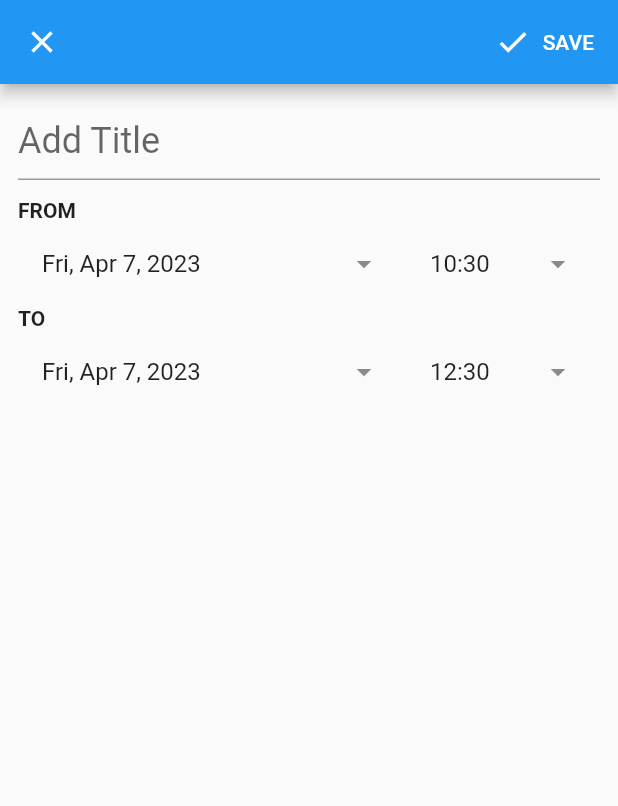
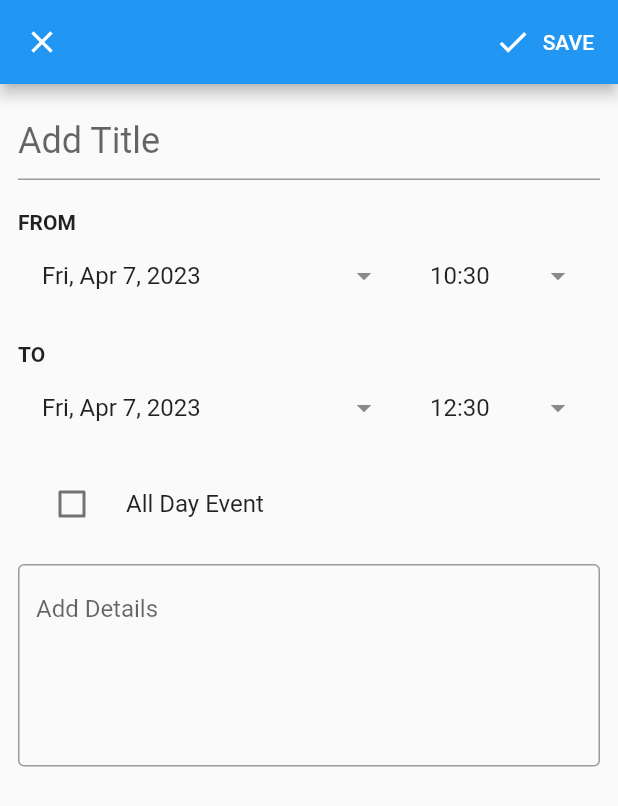
Before and after one commit to esundbla/UniTrail, a Flutter app: the EventEditingPage screen opened directly, on a phone screen of 412 x 824 dp. Shown: the top 806 px of the screen. Run offline on Flutter 3.47's test engine with Material 2 defaults, Android fonts, the phone set to English and light mode, and no system bars; our stand-ins replace cloud_firestore, device_preview, email_validator, firebase_auth, firebase_core, google_maps_flutter and 4 more; missing offline and left inert: expandable_bottom_bar, flutter_polyline_points, flutter_unity_widget, icalendar_parser, requests, search_choices; accounts and stored records are empty; project files that could hold a hidden picture were left out.

Commit message:
Polished text fields and calendar

```diff
--- a/unitrail/lib/views/Components/event_editing.dart
+++ b/unitrail/lib/views/Components/event_editing.dart
@@ -1,8 +1,8 @@
 import 'package:flutter/material.dart';
-import 'package:intl/intl.dart';
 import 'package:provider/provider.dart';
 import 'package:unitrail/views/Components/event.dart';
 import 'package:unitrail/views/Provider/event_provider.dart';
+import 'package:unitrail/views/Widgets/utils_calendar.dart';
 
 class EventEditingPage extends StatefulWidget {
   final Event? event;
@@ -19,8 +19,10 @@ class EventEditingPage extends StatefulWidget {
 class _EventEditingPageState extends State<EventEditingPage> {
   final _formKey = GlobalKey<FormState>();
   final titleController = TextEditingController();
+  final descriptionController = TextEditingController();
   late DateTime fromDate;
   late DateTime toDate;
+  bool isAllDay = false;
 
   @override
   void initState() {
@@ -29,12 +31,21 @@ class _EventEditingPageState extends State<EventEditingPage> {
     if (widget.event == null) {
       fromDate = DateTime.now();
       toDate = DateTime.now().add(Duration(hours: 2));
+    } else {
+      final event = widget.event!;
+
+      titleController.text = event.title;
+      descriptionController.text = event.description;
+      fromDate = event.from;
+      toDate = event.to;
+      isAllDay = event.isAllDay;
     }
   }
 
   @override
   void dispose() {
     titleController.dispose();
+    descriptionController.dispose();
 
     super.dispose();
   }
@@ -55,6 +66,8 @@ class _EventEditingPageState extends State<EventEditingPage> {
                 buildTitle(),
                 SizedBox(height: 12),
                 buildDateTimePickers(),
+                SizedBox(height: 12),
+                buildDescription(),
               ],
             ),
           ),
@@ -64,10 +77,10 @@ class _EventEditingPageState extends State<EventEditingPage> {
   List<Widget> buildEditingActions() => [
         ElevatedButton.icon(
           style: ElevatedButton.styleFrom(
-            backgroundColor: Colors.transparent,
+            primary: Colors.transparent,
             shadowColor: Colors.transparent,
           ),
-          onPressed: saveFrom,
+          onPressed: saveForm,
           icon: Icon(Icons.done),
           label: Text('SAVE'),
         ),
@@ -79,16 +92,34 @@ class _EventEditingPageState extends State<EventEditingPage> {
           border: UnderlineInputBorder(),
           hintText: 'Add Title',
         ),
-        onFieldSubmitted: (_) => saveFrom(),
+        onFieldSubmitted: (_) => saveForm(),
         validator: (title) =>
             title != null && title.isEmpty ? 'Title cannot be empty' : null,
         controller: titleController,
       );
 
+  Widget buildDescription() => TextFormField(
+        decoration: InputDecoration(
+          border: OutlineInputBorder(),
+          hintText: 'Add Details',
+        ),
+        textInputAction: TextInputAction.newline,
+        maxLines: 5,
+        onFieldSubmitted: (_) => saveForm(),
+        controller: descriptionController,
+      );
+
   Widget buildDateTimePickers() => Column(
         children: [
           buildFrom(),
-          buildTo(),
+          if (!isAllDay) buildTo(),
+          CheckboxListTile(
+            controlAffinity: ListTileControlAffinity.leading,
+            title: Text('All Day Event'),
+            value: isAllDay,
+            activeColor: Theme.of(context).primaryColor,
+            onChanged: (value) => setState(() => isAllDay = value!),
+          )
         ],
       );
 
@@ -99,15 +130,17 @@ class _EventEditingPageState extends State<EventEditingPage> {
             Expanded(
               flex: 2,
               child: buildDropdownField(
-                text: DateFormat.yMMMEd().format(fromDate),
+                text: UtilsCalendar.toDate(fromDate),
                 onClicked: () => pickFromDateTime(pickDate: true),
               ),
             ),
+            if (!isAllDay)
               Expanded(
                 child: buildDropdownField(
-              text: DateFormat.Hm().format(fromDate),
+                  text: UtilsCalendar.toTime(fromDate),
                   onClicked: () => pickFromDateTime(pickDate: false),
-            )),
+                ),
+              ),
           ],
         ),
       );
@@ -119,17 +152,43 @@ class _EventEditingPageState extends State<EventEditingPage> {
             Expanded(
               flex: 2,
               child: buildDropdownField(
-                text: DateFormat.yMMMEd().format(toDate),
+                text: UtilsCalendar.toDate(toDate),
                 onClicked: () => pickToDateTime(pickDate: true),
               ),
             ),
             Expanded(
               child: buildDropdownField(
-              text: DateFormat.Hm().format(toDate),
+                text: UtilsCalendar.toTime(toDate),
                 onClicked: () => pickToDateTime(pickDate: false),
-            )),
+              ),
+            ),
           ],
         ),
+      );
+
+  Widget buildHeader({
+    required String header,
+    required Widget child,
+  }) =>
+      Container(
+        padding: EdgeInsets.symmetric(vertical: 8),
+        child: Column(
+          crossAxisAlignment: CrossAxisAlignment.start,
+          children: [
+            Text(header, style: TextStyle(fontWeight: FontWeight.bold)),
+            child,
+          ],
+        ),
+      );
+
+  Widget buildDropdownField({
+    required String text,
+    required VoidCallback onClicked,
+  }) =>
+      ListTile(
+        title: Text(text),
+        trailing: Icon(Icons.arrow_drop_down),
+        onTap: onClicked,
       );
 
   Future pickFromDateTime({required bool pickDate}) async {
@@ -145,14 +204,12 @@ class _EventEditingPageState extends State<EventEditingPage> {
   }
 
   Future pickToDateTime({required bool pickDate}) async {
-    final date = await pickDateTime(toDate,
-        pickDate: pickDate, firstDate: pickDate ? fromDate : null);
+    final date = await pickDateTime(
+      toDate,
+      pickDate: pickDate,
+      firstDate: pickDate ? fromDate : null,
+    );
     if (date == null) return;
-
-    if (date.isAfter(toDate)) {
-      toDate =
-          DateTime(date.year, date.month, date.day, toDate.hour, toDate.minute);
-    }
 
     setState(() => toDate = date);
   }
@@ -192,46 +249,28 @@ class _EventEditingPageState extends State<EventEditingPage> {
     }
   }
 
-  Widget buildDropdownField({
-    required String text,
-    required VoidCallback onClicked,
-  }) =>
-      ListTile(
-        title: Text(text),
-        trailing: Icon(Icons.arrow_drop_down),
-        onTap: onClicked,
-      );
-
-  Widget buildHeader({
-    required String header,
-    required Widget child,
-  }) =>
-      Column(
-        crossAxisAlignment: CrossAxisAlignment.start,
-        children: [
-          Text(
-            header,
-            style: TextStyle(fontWeight: FontWeight.bold),
-          ),
-          child,
-        ],
-      );
-
-  Future saveFrom() async {
+  Future saveForm() async {
     final isValid = _formKey.currentState!.validate();
 
     if (isValid) {
-      final event =
-        Event(
+      final event = Event(
         title: titleController.text,
-          description: 'Description',
+        description: descriptionController.text,
         from: fromDate,
-          to: toDate,
-          isAllDay: false,
+        to: isAllDay ? fromDate : toDate,
+        isAllDay: isAllDay,
       );
 
+      final isEditing = widget.event != null;
       final provider = Provider.of<EventProvider>(context, listen: false);
+
+      if (isEditing) {
+        provider.editEvent(event, widget.event!);
+
+        Navigator.of(context).pop();
+      } else {
         provider.addEvent(event);
+      }
 
       Navigator.of(context).pop();
     }
--- a/unitrail/lib/views/Provider/event_provider.dart
+++ b/unitrail/lib/views/Provider/event_provider.dart
@@ -1,10 +1,22 @@
 import 'package:flutter/cupertino.dart';
 import 'package:unitrail/views/Components/event.dart';
+import 'package:unitrail/views/Widgets/utils_calendar.dart';
 
 class EventProvider extends ChangeNotifier {
-  final List<Event> _events = [];
-
-  List<Event> get events => _events;
+  final List<Event> _events = [
+    Event(
+      title: 'Learn Flutter',
+      description: 'Watch Flutter YouTube Videos',
+      from: DateTime.now(),
+      to: DateTime.now().add(Duration(hours: 2)),
+    ),
+    Event(
+      title: 'Meeting With Daniel',
+      description: 'Tea Time! 🍵',
+      from: DateTime.now().subtract(Duration(hours: 6)),
+      to: DateTime.now().add(Duration(hours: 4)),
+    )
+  ];
 
   DateTime _selectedDate = DateTime.now();
 
@@ -12,11 +24,36 @@ class EventProvider extends ChangeNotifier {
 
   void setDate(DateTime date) => _selectedDate = date;
 
-  List<Event> get eventsOfSelectedDate => _events;
+  List<Event> get eventsOfSelectedDate => _events.where(
+        (event) {
+          final selected = UtilsCalendar.removeTime(_selectedDate);
+          final from = UtilsCalendar.removeTime(event.from);
+          final to = UtilsCalendar.removeTime(event.to);
+
+          return from.isAtSameMomentAs(selectedDate) ||
+              to.isAtSameMomentAs(selectedDate) ||
+              (selected.isAfter(from) && selected.isBefore(to));
+        },
+      ).toList();
+
+  List<Event> get events => _events;
 
   void addEvent(Event event) {
     _events.add(event);
 
     notifyListeners();
   }
+
+  void deleteEvent(Event event) {
+    _events.remove(event);
+
+    notifyListeners();
+  }
+
+  void editEvent(Event newEvent, Event oldEvent) {
+    final index = _events.indexOf(oldEvent);
+    _events[index] = newEvent;
+
+    notifyListeners();
+  }
 }
--- a/unitrail/lib/views/Widgets/calendar_widget.dart
+++ b/unitrail/lib/views/Widgets/calendar_widget.dart
@@ -10,13 +10,26 @@ class CalendarWidget extends StatelessWidget {
   Widget build(BuildContext context) {
     final events = Provider.of<EventProvider>(context).events;
 
-    return Container(
-      child: SfCalendar(
+    return SfCalendar(
       view: CalendarView.month,
       dataSource: EventDataSource(events),
-        showNavigationArrow: true,
       initialSelectedDate: DateTime.now(),
       cellBorderColor: Colors.transparent,
+      onSelectionChanged: (details) {
+        final provider = Provider.of<EventProvider>(context, listen: false);
+
+        provider.setDate(details.date!);
+      },
+      onTap: (details) {
+        final provider = Provider.of<EventProvider>(context, listen: false);
+
+        if (provider.selectedDate == details.date) {
+          showModalBottomSheet(
+            context: context,
+            builder: (context) => TasksWidget(),
+          );
+        }
+      },
       onLongPress: (details) {
         final provider = Provider.of<EventProvider>(context, listen: false);
 
@@ -26,7 +39,6 @@ class CalendarWidget extends StatelessWidget {
           builder: (context) => TasksWidget(),
         );
       },
-      ),
     );
   }
 }
--- a/unitrail/lib/views/Widgets/event_viewing_page.dart
+++ b/unitrail/lib/views/Widgets/event_viewing_page.dart
@@ -1,41 +1,83 @@
-// import 'package:flutter/material.dart';
-// import 'package:unitrail/views/Components/event.dart';
+import 'package:flutter/material.dart';
+import 'package:provider/provider.dart';
+import 'package:unitrail/views/Components/event.dart';
+import 'package:unitrail/views/Components/event_editing.dart';
+import 'package:unitrail/views/Provider/event_provider.dart';
+import 'package:unitrail/views/Widgets/utils_calendar.dart';
 
-// class EventViewingPage extends StatelessWidget {
-//   final Event event;
+class EventViewingPage extends StatelessWidget {
+  final Event event;
 
-//   const EventViewingPage({
-//     Key? key,
-//     required this.event,
-//   }) : super(key: key);
+  const EventViewingPage({
+    Key? key,
+    required this.event,
+  }) : super(key: key);
 
-//   @override
-//   Widget build(BuildContext context) => Scaffold(
-//         appBar: AppBar(
-//           leading: CloseButton(),
-//           actions: buildViewingActions(context, event),
-//         ),
-//         body: ListView(
-//           padding: EdgeInsets.all(32),
-//           children: <Widget>[
-//             buildDateTime(event),
-//             SizedBox(height: 32),
-//             Text(
-//               event.title,
-//               style: TextStyle(fontSize: 24, fontWeight: FontWeight.bold),
-//             ),
-//           ],
-//         ),
-//       );
+  @override
+  Widget build(BuildContext context) => Scaffold(
+        appBar: AppBar(
+          leading: CloseButton(),
+          actions: buildViewingActions(context, event),
+        ),
+        body: ListView(
+          padding: EdgeInsets.all(32),
+          children: <Widget>[
+            buildDateTime(event),
+            SizedBox(height: 32),
+            Text(
+              event.title,
+              style: TextStyle(fontSize: 24, fontWeight: FontWeight.bold),
+            ),
+            const SizedBox(height: 24),
+            Text(
+              event.description,
+              style: TextStyle(color: Colors.white, fontSize: 18),
+            ),
+          ],
+        ),
+      );
 
-//   Widget buildDateTime(Event event) {
-//     return Column(
-//       children: [
-//         buildDate(event.isAllDay ? 'All-day' : 'From', event.from),
-//         if (!event.isAllDay) buildDate('To', event.to),
-//       ],
-//     );
-//   }
+  Widget buildDateTime(Event event) {
+    return Column(
+      children: [
+        buildDate(event.isAllDay ? 'All-day' : 'From', event.from),
+        if (!event.isAllDay) buildDate('To', event.to),
+      ],
+    );
+  }
 
-//   Widget buildDate(String title, DateTime date) {}
-// }
+  Widget buildDate(String title, DateTime date) {
+    final styleTitle = TextStyle(fontSize: 20, fontWeight: FontWeight.bold);
+    final styleDate = TextStyle(fontSize: 18);
+
+    return Container(
+      padding: EdgeInsets.symmetric(vertical: 8),
+      child: Row(
+        children: [
+          Expanded(child: Text(title, style: styleTitle)),
+          Text(UtilsCalendar.toDateTime(date), style: styleDate),
+        ],
+      ),
+    );
+  }
+
+  List<Widget> buildViewingActions(BuildContext context, Event event) => [
+        IconButton(
+          icon: Icon(Icons.edit),
+          onPressed: () => Navigator.of(context).pushReplacement(
+            MaterialPageRoute(
+              builder: (context) => EventEditingPage(event: event),
+            ),
+          ),
+        ),
+        IconButton(
+          icon: Icon(Icons.delete),
+          onPressed: () {
+            final provider = Provider.of<EventProvider>(context, listen: false);
+
+            provider.deleteEvent(event);
+            Navigator.of(context).pop();
+          },
+        ),
+      ];
+}
--- a/unitrail/lib/views/Widgets/tasks_widget.dart
+++ b/unitrail/lib/views/Widgets/tasks_widget.dart
@@ -4,6 +4,8 @@ import 'package:provider/provider.dart';
 import 'package:syncfusion_flutter_calendar/calendar.dart';
 import 'package:unitrail/views/Components/event_data_source.dart';
 import 'package:unitrail/views/Provider/event_provider.dart';
+
+import 'event_viewing_page.dart';
 
 class TasksWidget extends StatefulWidget {
   @override
@@ -40,7 +42,8 @@ class _TasksWidgetState extends State<TasksWidget> {
 
         final event = details.appointments!.first;
 
-        // Navigator.of(context).push(MaterialPageRoute(builder: (context) => EventViewingPage(event: event)));
+        Navigator.of(context).push(MaterialPageRoute(
+            builder: (context) => EventViewingPage(event: event)));
       },
     );
   }
--- /dev/null
+++ b/unitrail/lib/views/Widgets/utils_calendar.dart
@@ -0,0 +1,25 @@
+import 'package:intl/intl.dart';
+
+class UtilsCalendar {
+  static String toDateTime(DateTime dateTime) {
+    final date = DateFormat.yMMMEd().format(dateTime);
+    final time = DateFormat.Hm().format(dateTime);
+
+    return '$date $time';
+  }
+
+  static String toDate(DateTime dateTime) {
+    final date = DateFormat.yMMMEd().format(dateTime);
+
+    return '$date';
+  }
+
+  static String toTime(DateTime dateTime) {
+    final time = DateFormat.Hm().format(dateTime);
+
+    return '$time';
+  }
+
+  static DateTime removeTime(DateTime dateTime) =>
+      DateTime(dateTime.year, dateTime.month, dateTime.day);
+}
```
Also changed, not shown: unitrail/lib/views/Components/Text_Field.dart (+4 -18 lines), unitrail/lib/views/Components/text_field_email.dart (+12 -8 lines), unitrail/lib/views/Components/text_field_password.dart (+11 -9 lines), unitrail/lib/views/login_page.dart (+19 -30 lines). Lines whose indentation alone changed are shown as unchanged.
